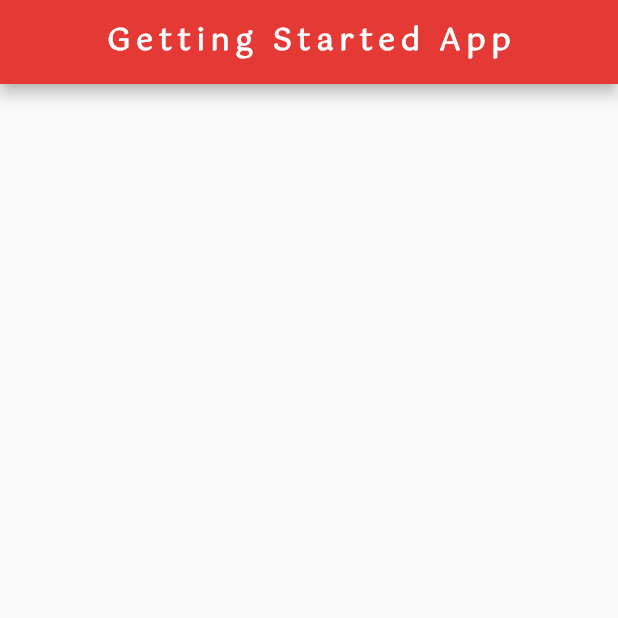
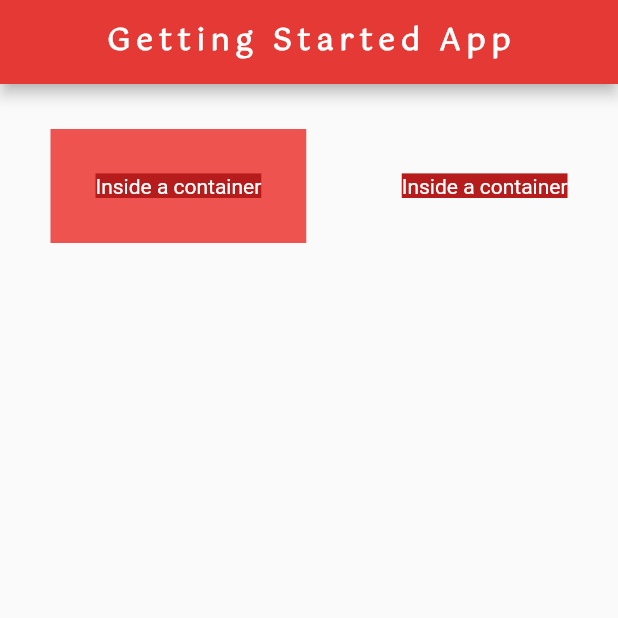
Before and after one commit to brentjeffson/flutter-getting_started_app, a Flutter app: the screen it shows after launch, on a phone screen of 412 x 824 dp, the top half of it. Run offline on Flutter 3.47's test engine with Material 2 defaults, Android fonts, the phone set to English and light mode, and no system bars.

Commit message:
container padding inside rows

```diff
--- a/lib/main.dart
+++ b/lib/main.dart
@@ -21,6 +21,33 @@ class Home extends StatelessWidget {
         centerTitle: true,
         backgroundColor: Colors.red[600],
       ),
+      body: Row(
+        mainAxisAlignment: MainAxisAlignment.spaceEvenly,
+        children: <Widget>[
+          Container(
+            child: Text(
+              "Inside a container",
+              style: TextStyle(
+                color: Colors.white,
+                backgroundColor: Colors.red[900],
+              ),
+            ),
+            color: Colors.red[400],
+            margin: EdgeInsets.all(30.0),
+            padding: EdgeInsets.all(30.0),
+          ),
+          Padding(
+            padding: EdgeInsets.all(30.0),
+            child: Text(
+              "Inside a container",
+              style: TextStyle(
+                  color: Colors.white,
+                  backgroundColor: Colors.red[900],
+              ),
+            ),
+          ),
+        ],
+      ),
     );
   }
 }
```
